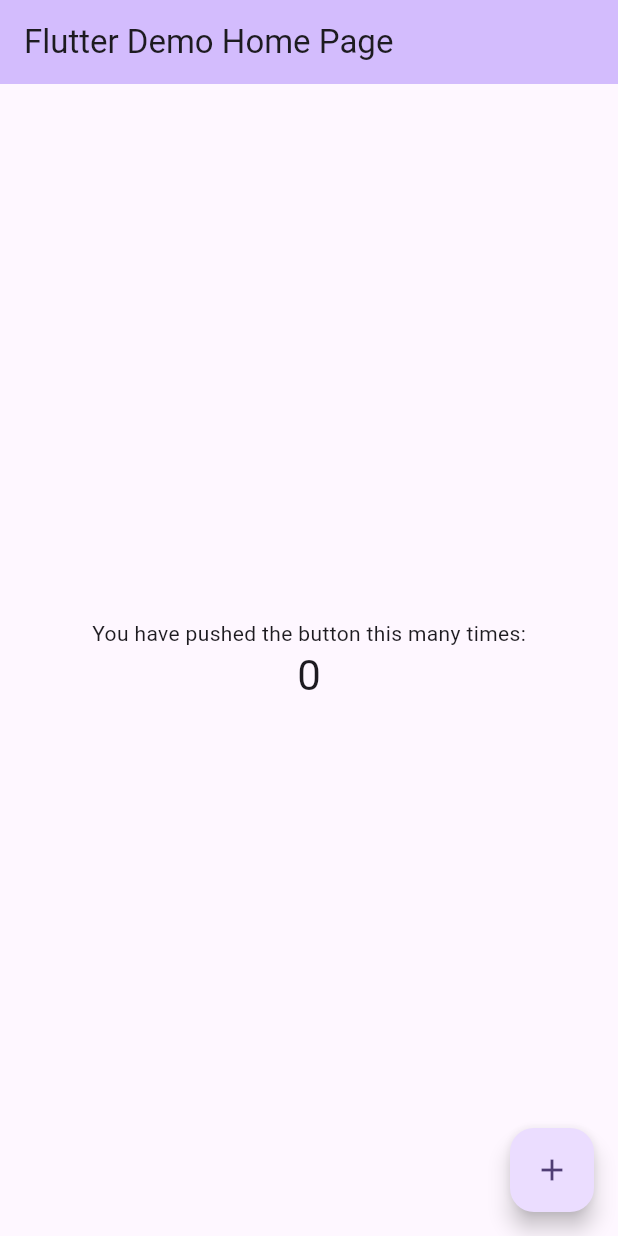
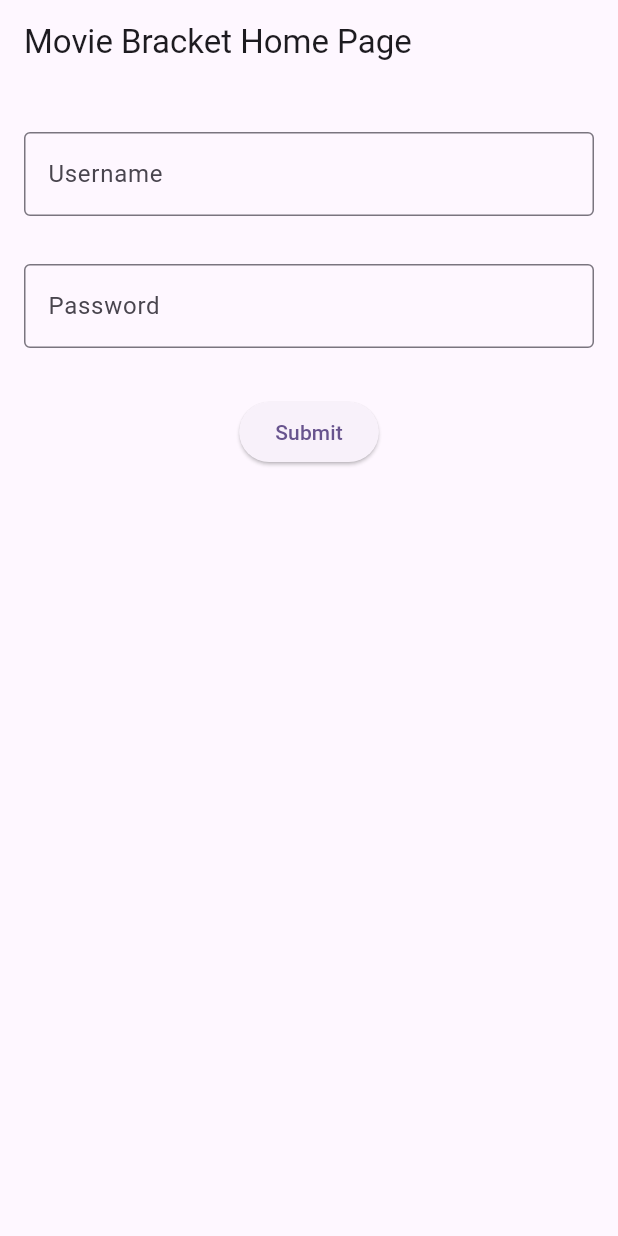
Before and after one commit to ppixton/movie_bracket, a Flutter app: the screen it shows after launch, on a phone screen of 412 x 824 dp. Run offline on Flutter 3.47's test engine with Material 2 defaults, Android fonts, the phone set to English and light mode, and no system bars.

Commit message:
added basic login page

```diff
--- a/lib/main.dart
+++ b/lib/main.dart
@@ -11,115 +11,136 @@ class MyApp extends StatelessWidget {
   @override
   Widget build(BuildContext context) {
     return MaterialApp(
-      title: 'Flutter Demo',
+      title: 'Movie Bracket App',
       theme: ThemeData(
-        // This is the theme of your application.
-        //
-        // TRY THIS: Try running your application with "flutter run". You'll see
-        // the application has a blue toolbar. Then, without quitting the app,
-        // try changing the seedColor in the colorScheme below to Colors.green
-        // and then invoke "hot reload" (save your changes or press the "hot
-        // reload" button in a Flutter-supported IDE, or press "r" if you used
-        // the command line to start the app).
-        //
-        // Notice that the counter didn't reset back to zero; the application
-        // state is not lost during the reload. To reset the state, use hot
-        // restart instead.
-        //
-        // This works for code too, not just values: Most code changes can be
-        // tested with just a hot reload.
         colorScheme: ColorScheme.fromSeed(seedColor: Colors.deepPurple),
         useMaterial3: true,
       ),
-      home: const MyHomePage(title: 'Flutter Demo Home Page'),
+      home: const Login(title: 'Movie Bracket Home Page'),
     );
   }
 }
 
-class MyHomePage extends StatefulWidget {
-  const MyHomePage({super.key, required this.title});
-
-  // This widget is the home page of your application. It is stateful, meaning
-  // that it has a State object (defined below) that contains fields that affect
-  // how it looks.
-
-  // This class is the configuration for the state. It holds the values (in this
-  // case the title) provided by the parent (in this case the App widget) and
-  // used by the build method of the State. Fields in a Widget subclass are
-  // always marked "final".
-
+class Login extends StatefulWidget {
+  const Login({super.key, required this.title});
   final String title;
 
   @override
-  State<MyHomePage> createState() => _MyHomePageState();
+  State<Login> createState() => _LoginState();
 }
 
-class _MyHomePageState extends State<MyHomePage> {
-  int _counter = 0;
-
-  void _incrementCounter() {
-    setState(() {
-      // This call to setState tells the Flutter framework that something has
-      // changed in this State, which causes it to rerun the build method below
-      // so that the display can reflect the updated values. If we changed
-      // _counter without calling setState(), then the build method would not be
-      // called again, and so nothing would appear to happen.
-      _counter++;
-    });
-  }
+class _LoginState extends State<Login> {
+  final _formKey = GlobalKey<FormState>();
+  TextEditingController userController = TextEditingController();
+  TextEditingController passwordController = TextEditingController();
 
   @override
   Widget build(BuildContext context) {
-    // This method is rerun every time setState is called, for instance as done
-    // by the _incrementCounter method above.
-    //
-    // The Flutter framework has been optimized to make rerunning build methods
-    // fast, so that you can just rebuild anything that needs updating rather
-    // than having to individually change instances of widgets.
     return Scaffold(
       appBar: AppBar(
-        // TRY THIS: Try changing the color here to a specific color (to
-        // Colors.amber, perhaps?) and trigger a hot reload to see the AppBar
-        // change color while the other colors stay the same.
-        backgroundColor: Theme.of(context).colorScheme.inversePrimary,
-        // Here we take the value from the MyHomePage object that was created by
-        // the App.build method, and use it to set our appbar title.
         title: Text(widget.title),
       ),
-      body: Center(
-        // Center is a layout widget. It takes a single child and positions it
-        // in the middle of the parent.
-        child: Column(
-          // Column is also a layout widget. It takes a list of children and
-          // arranges them vertically. By default, it sizes itself to fit its
-          // children horizontally, and tries to be as tall as its parent.
-          //
-          // Column has various properties to control how it sizes itself and
-          // how it positions its children. Here we use mainAxisAlignment to
-          // center the children vertically; the main axis here is the vertical
-          // axis because Columns are vertical (the cross axis would be
-          // horizontal).
-          //
-          // TRY THIS: Invoke "debug painting" (choose the "Toggle Debug Paint"
-          // action in the IDE, or press "p" in the console), to see the
-          // wireframe for each widget.
-          mainAxisAlignment: MainAxisAlignment.center,
-          children: <Widget>[
-            const Text(
-              'You have pushed the button this many times:',
-            ),
-            Text(
-              '$_counter',
-              style: Theme.of(context).textTheme.headlineMedium,
-            ),
-          ],
+      body: Form(
+        key: _formKey,
+        child: Padding(
+          padding: const EdgeInsets.symmetric(horizontal: 8, vertical: 16),
+          child: Column(
+            crossAxisAlignment: CrossAxisAlignment.center,
+            children: [
+              Padding(
+                padding:
+                    const EdgeInsets.symmetric(horizontal: 8, vertical: 16),
+                child: TextFormField(
+                  controller: userController,
+                  decoration: const InputDecoration(
+                      border: OutlineInputBorder(), labelText: "Username"),
+                  validator: (value) {
+                    if (value == null || value.isEmpty) {
+                      return 'Please enter your username';
+                    }
+                    return null;
+                  },
+                ),
+              ),
+              Padding(
+                padding:
+                    const EdgeInsets.symmetric(horizontal: 8, vertical: 16),
+                child: TextFormField(
+                  controller: passwordController,
+                  obscureText: true,
+                  decoration: const InputDecoration(
+                      border: OutlineInputBorder(), labelText: "Password"),
+                  validator: (value) {
+                    if (value == null || value.isEmpty) {
+                      return 'Please enter your password';
+                    }
+                    return null;
+                  },
+                ),
+              ),
+              Padding(
+                padding:
+                    const EdgeInsets.symmetric(horizontal: 8, vertical: 16.0),
+                child: Center(
+                  child: ElevatedButton(
+                    onPressed: () {
+                      if (_formKey.currentState!.validate()) {
+                        if (userController.text == "parker" &&
+                            passwordController.text == "password") {
+                          Navigator.push(
+                            context,
+                            MaterialPageRoute(
+                                builder: (context) => HomePage(
+                                      user: userController.text,
+                                    )),
+                          );
+                        } else {
+                          ScaffoldMessenger.of(context).showSnackBar(
+                            const SnackBar(
+                                content: Text('Invalid Credentials')),
+                          );
+                        }
+                      } else {
+                        ScaffoldMessenger.of(context).showSnackBar(
+                          const SnackBar(content: Text('Please fill input')),
+                        );
+                      }
+                    },
+                    child: const Text('Submit'),
+                  ),
+                ),
+              ),
+            ],
+          ),
         ),
       ),
-      floatingActionButton: FloatingActionButton(
-        onPressed: _incrementCounter,
-        tooltip: 'Increment',
-        child: const Icon(Icons.add),
-      ), // This trailing comma makes auto-formatting nicer for build methods.
     );
   }
 }
+
+class HomePage extends StatelessWidget {
+  const HomePage({super.key, required this.user});
+
+  final String user;
+
+  @override
+  Widget build(BuildContext context) {
+    return Scaffold(
+        appBar: AppBar(
+          title: const Text('Home Page'),
+        ),
+        body: Column(
+          children: [
+            Text(user),
+            Center(
+              child: ElevatedButton(
+                onPressed: () {
+                  Navigator.pop(context);
+                },
+                child: const Text("Go back!"),
+              ),
+            ),
+          ],
+        ));
+  }
+}
```
